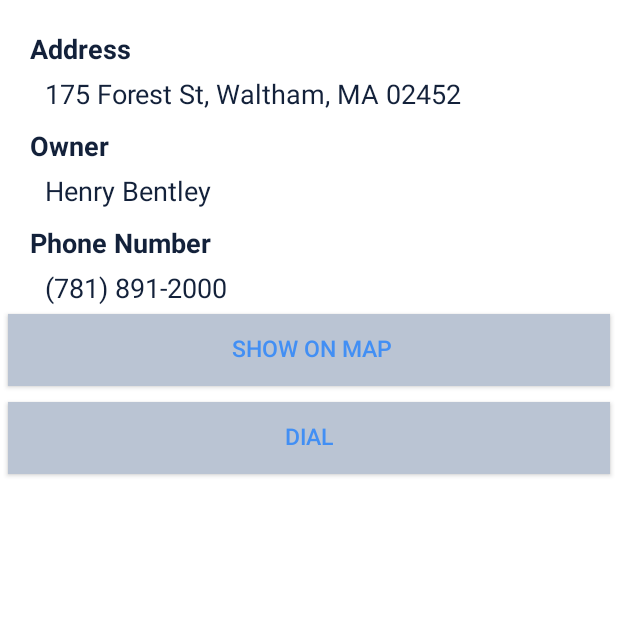
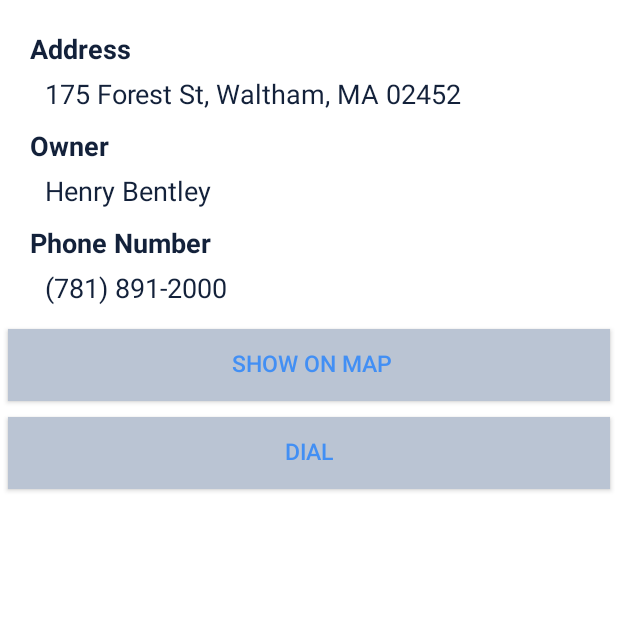
Before and after one commit to ZimoC/UPARK, an Android app: the space1 screen opened directly, with no data from a screen before it, on a phone screen of 412 x 824 dp, the top half of it. Run offline under Robolectric (Android 15) with nearby library versions, the phone set to English and light mode, and no system bars.

Commit message:
change text to peach content

```diff
--- a/app/src/main/java/com/example/echo/myapplication/MapsActivity.java
+++ b/app/src/main/java/com/example/echo/myapplication/MapsActivity.java
@@ -267,7 +267,8 @@ public class MapsActivity extends AppCompatActivity implements OnMapReadyCallbac
 
         EditText location_tf = (EditText) findViewById(R.id.searchET);
         String location = location_tf.getText().toString();
-        tts.speak(location, TextToSpeech.QUEUE_FLUSH, null);
+        String tospeach= ("searching parking spaces around"+location);
+        tts.speak(tospeach, TextToSpeech.QUEUE_FLUSH, null);
         List<android.location.Address> addressList = null;
         if (location != null || !location.equals("")) {
             Geocoder geocoder = new Geocoder(this);
@@ -289,7 +290,7 @@ public class MapsActivity extends AppCompatActivity implements OnMapReadyCallbac
     }
 
 
-    // on destroy
+    // on destroy Text to Speech engine
     public void onDestroy(){
         // shut down TTS engine
         super.onDestroy();
--- a/app/src/main/res/layout/space1.xml
+++ b/app/src/main/res/layout/space1.xml
@@ -66,7 +66,8 @@
         android:textColor="#13213a"
         android:fontFamily="sans-serif"
         android:layout_marginLeft="30dp"
-        android:layout_marginTop="5dp" />
+        android:layout_marginTop="5dp"
+        android:layout_marginBottom="10dp"/>
 
 
     <Button
--- a/app/src/main/res/layout/space2.xml
+++ b/app/src/main/res/layout/space2.xml
@@ -66,7 +66,8 @@
         android:textColor="#13213a"
         android:fontFamily="sans-serif"
         android:layout_marginLeft="30dp"
-        android:layout_marginTop="5dp" />
+        android:layout_marginTop="5dp"
+        android:layout_marginBottom="10dp"/>
 
 
     <Button
--- a/app/src/main/res/layout/space3.xml
+++ b/app/src/main/res/layout/space3.xml
@@ -45,7 +45,8 @@
         android:textColor="#13213a"
         android:fontFamily="sans-serif"
         android:layout_marginLeft="30dp"
-        android:layout_marginTop="5dp" />
+        android:layout_marginTop="5dp"
+        />
 
 
     <TextView
@@ -66,7 +67,8 @@
         android:textColor="#13213a"
         android:fontFamily="sans-serif"
         android:layout_marginLeft="30dp"
-        android:layout_marginTop="5dp" />
+        android:layout_marginTop="5dp"
+        android:layout_marginBottom="10dp"/>
 
 
     <Button
--- a/app/src/main/res/layout/space4.xml
+++ b/app/src/main/res/layout/space4.xml
@@ -66,7 +66,8 @@
         android:textColor="#13213a"
         android:fontFamily="sans-serif"
         android:layout_marginLeft="30dp"
-        android:layout_marginTop="5dp" />
+        android:layout_marginTop="5dp"
+        android:layout_marginBottom="10dp"/>
 
 
     <Button
```
